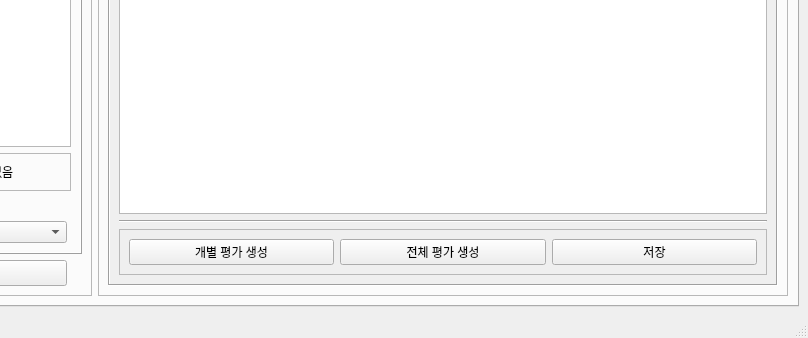
The window that manager.ui (chlwodud77/student-assesment-manager) describes before a commit, drawn with Qt 5; both pictures show x 228 to 1036 and y 317 to 655 of the 1036 by 655 pixel window.
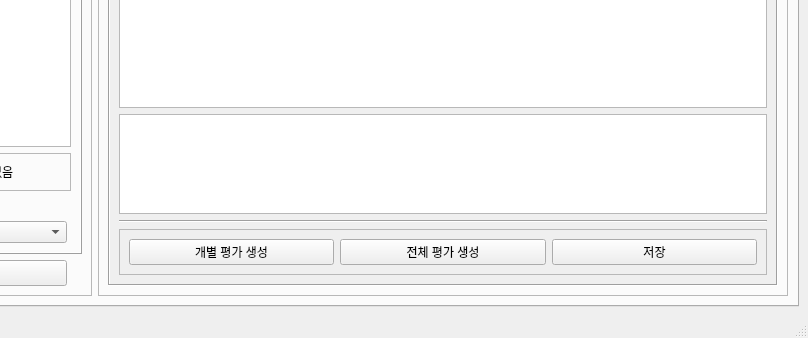
The same window after the commit. The open tabs and pages were chosen to show the change.

What changed in the file:
```diff
--- a/manager.ui
+++ b/manager.ui
@@ -826,6 +826,16 @@
                  </column>
                 </widget>
                </item>
+               <item>
+                <widget class="QPlainTextEdit" name="scoreAseEdit">
+                 <property name="maximumSize">
+                  <size>
+                   <width>16777215</width>
+                   <height>100</height>
+                  </size>
+                 </property>
+                </widget>
+               </item>
                <item>
                 <widget class="Line" name="line_6">
                  <property name="orientation">
```
Left out of the diff: 16 changed lines with no effect on the pictures.
